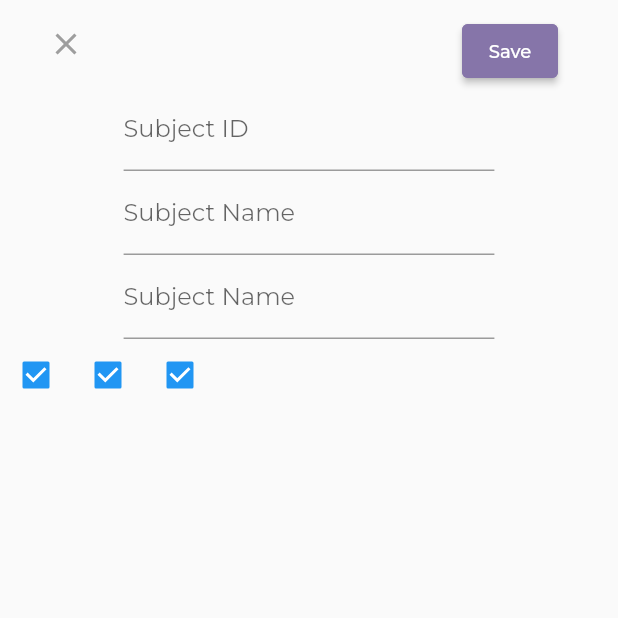
After one commit to JamesJamesJa/Kelena, a Flutter app: the DialogAddLecture screen opened directly, on a phone screen of 412 x 824 dp, the top half of it. The commit adds this screen. Run offline on Flutter 3.47's test engine with Material 2 defaults, Android fonts, the phone set to English and light mode, and no system bars; our stand-ins replace google_fonts, syncfusion_flutter_calendar.

Commit message:
[ADD] Dialog Add Lecture:construction:

```diff
--- a/lib/screens/favoriteInstructor.dart
+++ b/lib/screens/favoriteInstructor.dart
@@ -44,6 +44,7 @@ class _FavoriteInstructorState extends State<FavoriteInstructor> {
             endIndent: 40,
           ),
           Container(
+            width: MediaQuery.of(context).size.width * 0.9,
             height: MediaQuery.of(context).size.height * 0.68,
             child: ListView.builder(
               scrollDirection: Axis.vertical,
--- /dev/null
+++ b/lib/widgets/student/dialogAddLecture.dart
@@ -0,0 +1,203 @@
+import 'package:flutter/material.dart';
+
+class DialogAddLecture extends StatefulWidget {
+  @override
+  _DialogAddLectureState createState() => new _DialogAddLectureState();
+}
+
+class _DialogAddLectureState extends State<DialogAddLecture> {
+  @override
+  Widget build(BuildContext context) {
+    Map<String, bool> onWhat = {
+      'Onsite': false,
+      'Online': false,
+      'Hybrid': false,
+    };
+    int onWhatSelected = -1;
+    bool _value = true;
+    Function onChanged;
+    return Scaffold(
+        body: Container(
+      // color: Colors.red,
+      width: MediaQuery.of(context).size.width,
+      height: MediaQuery.of(context).size.height * 0.5,
+      child: Column(
+        children: [
+          Row(
+            mainAxisAlignment: MainAxisAlignment.spaceBetween,
+            children: [
+              Container(
+                padding: EdgeInsets.only(
+                  top: 0,
+                  left: 20,
+                ),
+                child: IconButton(
+                  icon: Icon(Icons.close),
+                  color: Colors.grey,
+                  onPressed: () {
+                    Navigator.of(context).pop();
+                  },
+                ),
+              ),
+              Padding(
+                padding: EdgeInsets.only(
+                  top: 10,
+                  right: 40,
+                ),
+                child: ElevatedButton(
+                  style: ElevatedButton.styleFrom(
+                      primary: Color(0xff8675A9),
+                      shape: RoundedRectangleBorder(
+                          borderRadius: BorderRadius.circular(4.0),
+                          side: BorderSide(color: Color(0xff8675A9)))),
+                  child: Container(
+                    // padding: EdgeInsets.only(top: 0, bottom: 0),
+                    child: Text(
+                      'Save',
+                      style: TextStyle(
+                        color: Colors.white,
+                        // fontWeight: FontWeight.w200,
+                        fontSize: 12,
+                      ),
+                    ),
+                  ),
+                  onPressed: () {
+                    Navigator.of(context).pop();
+                    // showDialog(
+                    //     context: context,
+                    //     builder: (context) {
+                    //       return DialogAddSchedule();
+                    //     });
+                  },
+                ),
+              ),
+            ],
+          ),
+          Container(
+            width: MediaQuery.of(context).size.width * 0.6,
+            height: 56,
+            child: TextFormField(
+              decoration: const InputDecoration(
+                labelText: 'Subject ID',
+                hintText: 'Add subject id',
+              ),
+              // onSaved: (String value) {
+              //   // This optional block of code can be used to run
+              //   // code when the user saves the form.
+              // },
+              // validator: (String value) {
+              //   return (value != null && value.contains('@'))
+              //       ? 'Do not use the @ char.'
+              //       : null;
+              // },
+            ),
+          ),
+          Container(
+            width: MediaQuery.of(context).size.width * 0.6,
+            height: 56,
+            child: TextFormField(
+              decoration: const InputDecoration(
+                labelText: 'Subject Name',
+                hintText: 'Add subject name',
+              ),
+              // onSaved: (String value) {
+              //   // This optional block of code can be used to run
+              //   // code when the user saves the form.
+              // },
+              // validator: (String value) {
+              //   return (value != null && value.contains('@'))
+              //       ? 'Do not use the @ char.'
+              //       : null;
+              // },
+            ),
+          ),
+          Container(
+            width: MediaQuery.of(context).size.width * 0.6,
+            height: 56,
+            child: TextFormField(
+              decoration: const InputDecoration(
+                labelText: 'Subject Name',
+                hintText: 'Add subject name',
+              ),
+              // onSaved: (String value) {
+              //   // This optional block of code can be used to run
+              //   // code when the user saves the form.
+              // },
+              // validator: (String value) {
+              //   return (value != null && value.contains('@'))
+              //       ? 'Do not use the @ char.'
+              //       : null;
+              // },
+            ),
+          ),
+          Row(
+            children: [
+              InkWell(
+                onTap: () {
+                  onChanged(!_value);
+                },
+                child: Checkbox(
+                  value: _value,
+                  onChanged: (_) {
+                    setState(() {
+                      _value = !_value;
+                    });
+                  },
+                ),
+              ),
+              Checkbox(
+                value: _value,
+                onChanged: (_) {
+                  print(_value);
+                  setState(() {
+                    _value = !_value;
+                    print(_value);
+                  });
+                },
+              ),
+              Checkbox(
+                value: _value,
+                onChanged: (_) {
+                  print(_value);
+                  setState(() {
+                    _value = !_value;
+                    print(_value);
+                  });
+                },
+              ),
+            ],
+          ),
+
+          // Divider(
+          //   thickness: 1,
+          //   indent: 40,
+          //   endIndent: 40,
+          //   color: Color(0xff9C8CBE),
+          // ),
+
+          // Container(
+          //   width: MediaQuery.of(context).size.width * 0.7,
+          //   height: 56,
+          //   child: Row(
+          //     children: [
+          //       CheckboxListTile(
+          //           title: Text('Onsite'),
+          //           value: onWhat['Onsite'],
+          //           activeColor: Colors.pink,
+          //           checkColor: Colors.white,
+          //           onChanged: (bool value) {
+          //             setState(() {
+          //               onWhat['Onsite'] = value;
+          //             });
+          //           })
+          //     ],
+          //   ),
+          // ),
+          Container(),
+          Container(),
+          Container(),
+        ],
+      ),
+    ));
+  }
+}
```
Also changed, not shown: lib/screens/firstCome.dart (+2 -21 lines), lib/screens/studentSchedule.dart (+33 -5 lines), lib/widgets/student/studentScheduleBody.dart (added, +385 -0 lines).
